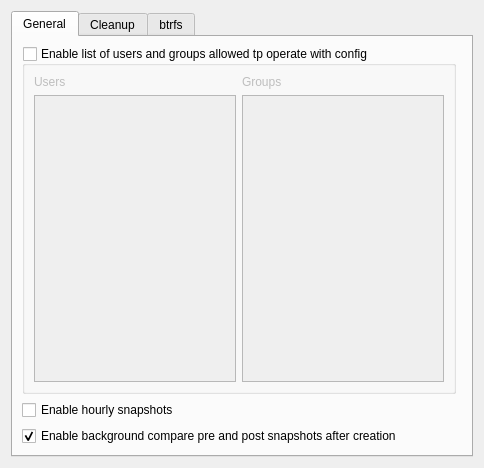
First picture: the form in widgets/ConfigSettingsWidget/ConfigSettingsWidget.ui, repository Wanket/DeSnapper, before the edit.
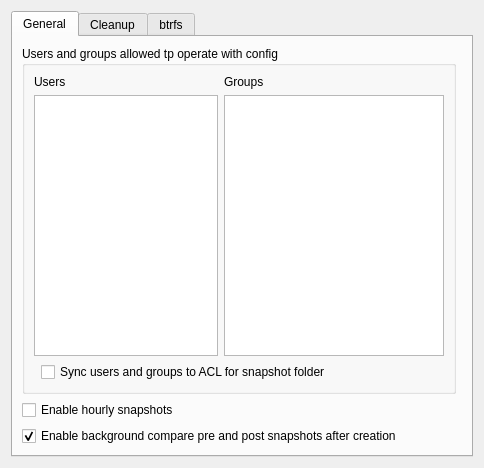
Second picture: the form after the edit. Custom widgets are drawn as their Qt base class.

Commit message: Fix ACL in ConfigSettingsWidget

```diff
--- a/widgets/ConfigSettingsWidget/ConfigSettingsWidget.ui
+++ b/widgets/ConfigSettingsWidget/ConfigSettingsWidget.ui
@@ -41,21 +41,15 @@
        <item row="0" column="0">
         <widget class="QGroupBox" name="syncAclGroupBox">
          <property name="title">
-          <string>Enable list of users and groups allowed tp operate with config</string>
+          <string>Users and groups allowed tp operate with config</string>
          </property>
          <property name="checkable">
-          <bool>true</bool>
+          <bool>false</bool>
          </property>
          <property name="checked">
           <bool>false</bool>
          </property>
          <layout class="QGridLayout" name="gridLayout_2">
-          <item row="1" column="0">
-           <widget class="CheckableListWidget" name="allowUsersListWidget"/>
-          </item>
-          <item row="1" column="1">
-           <widget class="CheckableListWidget" name="allowGroupsListWidget"/>
-          </item>
           <item row="0" column="0">
            <widget class="QLabel" name="label">
             <property name="text">
@@ -63,13 +57,44 @@
             </property>
            </widget>
           </item>
-          <item row="0" column="1">
+          <item row="0" column="2">
            <widget class="QLabel" name="label_2">
             <property name="text">
              <string>Groups</string>
             </property>
            </widget>
           </item>
+          <item row="1" column="0" colspan="2">
+           <widget class="CheckableListWidget" name="allowUsersListWidget"/>
+          </item>
+          <item row="1" column="2">
+           <widget class="CheckableListWidget" name="allowGroupsListWidget"/>
+          </item>
+          <item row="2" column="0" colspan="3">
+           <layout class="QHBoxLayout" name="horizontalLayout_4">
+            <item>
+             <spacer name="horizontalSpacer">
+              <property name="orientation">
+               <enum>Qt::Horizontal</enum>
+              </property>
+             </spacer>
+            </item>
+            <item>
+             <widget class="QCheckBox" name="syncAclCheckBox">
+              <property name="text">
+               <string>Sync users and groups to ACL for snapshot folder</string>
+              </property>
+             </widget>
+            </item>
+            <item>
+             <spacer name="horizontalSpacer_4">
+              <property name="orientation">
+               <enum>Qt::Horizontal</enum>
+              </property>
+             </spacer>
+            </item>
+           </layout>
+          </item>
          </layout>
         </widget>
        </item>
```
Left out of the diff: 24 changed lines with no effect on the pictures. The commit also changes 19 other files.
